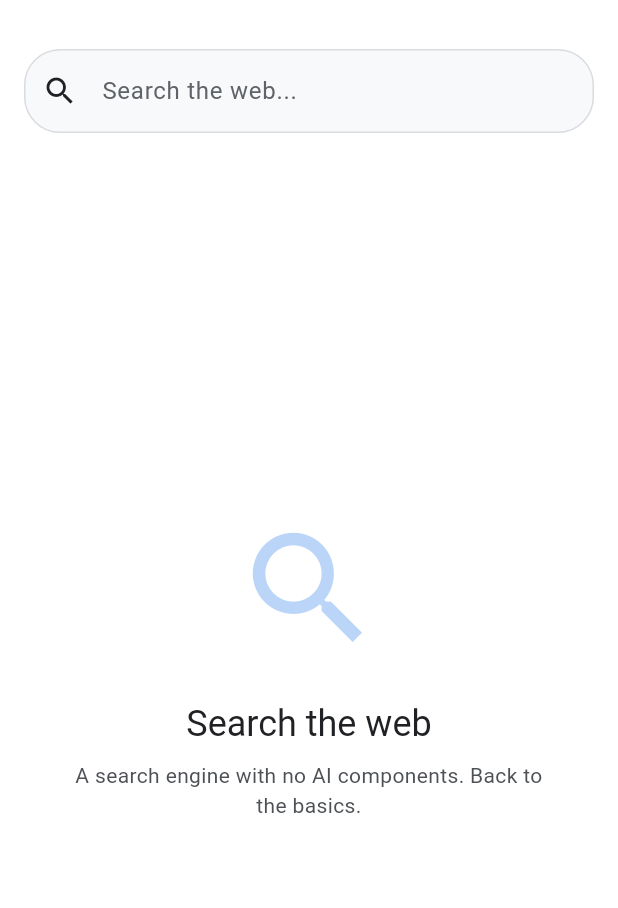
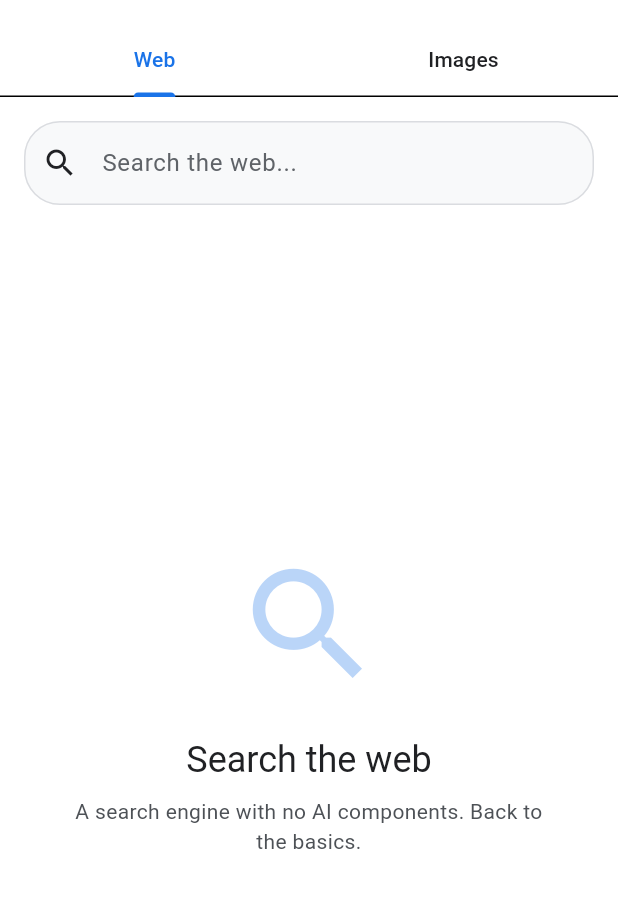
Before and after one commit to cmutnik/JustGoogle, a Flutter app: the screen it shows after launch, on a phone screen of 412 x 824 dp, the part 59-967 px from its top. Run offline on Flutter 3.47's test engine with Material 3 defaults, Android fonts, the phone set to English and light mode, and no system bars; our stand-ins replace dio, flutter_dotenv, flutter_spinkit.

Commit message:
image search functionality

```diff
--- /dev/null
+++ b/lib/core/constants/search_types.dart
@@ -0,0 +1,32 @@
+/// Types of search supported by Google Custom Search API
+enum SearchType {
+  /// Web search (default)
+  web,
+
+  /// Image search
+  image;
+
+  /// Get the API value for this search type
+  ///
+  /// Returns the value to be used in the Google Custom Search API's
+  /// searchType parameter. Web search returns empty string (no parameter needed),
+  /// while image search returns 'image'.
+  String get apiValue {
+    switch (this) {
+      case SearchType.web:
+        return ''; // No searchType parameter for web search
+      case SearchType.image:
+        return 'image';
+    }
+  }
+
+  /// Get a display name for this search type
+  String get displayName {
+    switch (this) {
+      case SearchType.web:
+        return 'Web';
+      case SearchType.image:
+        return 'Images';
+    }
+  }
+}
--- a/lib/data/datasources/remote/search_api_client.dart
+++ b/lib/data/datasources/remote/search_api_client.dart
@@ -2,6 +2,7 @@ import 'package:dio/dio.dart';
 import 'package:flutter/foundation.dart';
 import 'package:flutter_dotenv/flutter_dotenv.dart';
 import '../../../core/constants/api_constants.dart';
+import '../../../core/constants/search_types.dart';
 
 /// API client for Google Custom Search
 class SearchApiClient {
@@ -46,6 +47,7 @@ class SearchApiClient {
   /// - [query]: The search query string (required)
   /// - [startIndex]: The index of the first result to return (1-indexed, default: 1)
   /// - [num]: Number of results to return (1-10, default: 10)
+  /// - [searchType]: Type of search (web or image, default: web)
   /// - [dateRestrict]: Restricts results based on date (e.g., 'd1' for past day, 'w1' for past week)
   /// - [siteSearch]: Restricts results to URLs from a specific site
   /// - [fileType]: Restricts results to files of a specified type
@@ -60,6 +62,7 @@ class SearchApiClient {
     required String query,
     int startIndex = 1,
     int num = ApiConstants.defaultResultsPerPage,
+    SearchType searchType = SearchType.web,
     String? dateRestrict,
     String? siteSearch,
     String? fileType,
@@ -100,6 +103,11 @@ class SearchApiClient {
         'start': startIndex,
         'num': num,
       };
+
+      // Add searchType parameter if image search
+      if (searchType == SearchType.image) {
+        queryParameters['searchType'] = 'image';
+      }
 
       // Add optional parameters if provided
       if (dateRestrict != null && dateRestrict.isNotEmpty) {
--- a/lib/data/models/search_request.dart
+++ b/lib/data/models/search_request.dart
@@ -1,8 +1,11 @@
+import '../../core/constants/search_types.dart';
+
 /// Model for search request parameters
 class SearchRequest {
   final String query;
   final int startIndex;
   final int numResults;
+  final SearchType searchType;
   final String? dateRestrict;
   final String? siteSearch;
   final String? fileType;
@@ -15,6 +18,7 @@ class SearchRequest {
     required this.query,
     this.startIndex = 1,
     this.numResults = 10,
+    this.searchType = SearchType.web,
     this.dateRestrict,
     this.siteSearch,
     this.fileType,
@@ -29,6 +33,7 @@ class SearchRequest {
     String? query,
     int? startIndex,
     int? numResults,
+    SearchType? searchType,
     String? dateRestrict,
     String? siteSearch,
     String? fileType,
@@ -41,6 +46,7 @@ class SearchRequest {
       query: query ?? this.query,
       startIndex: startIndex ?? this.startIndex,
       numResults: numResults ?? this.numResults,
+      searchType: searchType ?? this.searchType,
       dateRestrict: dateRestrict ?? this.dateRestrict,
       siteSearch: siteSearch ?? this.siteSearch,
       fileType: fileType ?? this.fileType,
@@ -53,7 +59,7 @@ class SearchRequest {
 
   @override
   String toString() {
-    return 'SearchRequest(query: $query, startIndex: $startIndex, numResults: $numResults)';
+    return 'SearchRequest(query: $query, startIndex: $startIndex, numResults: $numResults, searchType: $searchType)';
   }
 
   @override
@@ -64,6 +70,7 @@ class SearchRequest {
         other.query == query &&
         other.startIndex == startIndex &&
         other.numResults == numResults &&
+        other.searchType == searchType &&
         other.dateRestrict == dateRestrict &&
         other.siteSearch == siteSearch &&
         other.fileType == fileType &&
@@ -79,6 +86,7 @@ class SearchRequest {
       query,
       startIndex,
       numResults,
+      searchType,
       dateRestrict,
       siteSearch,
       fileType,
--- a/lib/data/models/search_result.dart
+++ b/lib/data/models/search_result.dart
@@ -1,3 +1,5 @@
+import 'image_metadata.dart';
+
 /// Model for a single search result item
 class SearchResult {
   final String title;
@@ -6,6 +8,7 @@ class SearchResult {
   final String? displayLink;
   final String? formattedUrl;
   final Map<String, dynamic>? pagemap;
+  final ImageMetadata? image;
 
   const SearchResult({
     required this.title,
@@ -14,6 +17,7 @@ class SearchResult {
     this.displayLink,
     this.formattedUrl,
     this.pagemap,
+    this.image,
   });
 
   /// Create SearchResult from JSON
@@ -25,6 +29,9 @@ class SearchResult {
       displayLink: json['displayLink'] as String?,
       formattedUrl: json['formattedUrl'] as String?,
       pagemap: json['pagemap'] as Map<String, dynamic>?,
+      image: json['image'] != null
+          ? ImageMetadata.fromJson(json['image'] as Map<String, dynamic>)
+          : null,
     );
   }
 
@@ -37,8 +44,18 @@ class SearchResult {
       if (displayLink != null) 'displayLink': displayLink,
       if (formattedUrl != null) 'formattedUrl': formattedUrl,
       if (pagemap != null) 'pagemap': pagemap,
+      if (image != null) 'image': image!.toJson(),
     };
   }
+
+  /// Check if this is an image result
+  bool get isImageResult => image != null;
+
+  /// Get thumbnail URL for image results
+  String? get thumbnailUrl => image?.thumbnailLink;
+
+  /// Get image context URL (page containing the image)
+  String? get imageContextUrl => image?.contextLink;
 
   /// Get favicon URL from pagemap
   String? get faviconUrl {
@@ -79,7 +96,8 @@ class SearchResult {
         other.link == link &&
         other.snippet == snippet &&
         other.displayLink == displayLink &&
-        other.formattedUrl == formattedUrl;
+        other.formattedUrl == formattedUrl &&
+        other.image == image;
   }
 
   @override
@@ -90,6 +108,7 @@ class SearchResult {
       snippet,
       displayLink,
       formattedUrl,
+      image,
     );
   }
 }
--- a/lib/data/repositories/search_repository_impl.dart
+++ b/lib/data/repositories/search_repository_impl.dart
@@ -20,6 +20,7 @@ class SearchRepositoryImpl implements SearchRepository {
         query: request.query,
         startIndex: request.startIndex,
         num: request.numResults,
+        searchType: request.searchType,
         dateRestrict: request.dateRestrict,
         siteSearch: request.siteSearch,
         fileType: request.fileType,
@@ -112,6 +113,11 @@ class SearchRepositoryImpl implements SearchRepository {
       domain: result.domain,
       displayUrl: result.formattedUrl ?? result.displayLink,
       faviconUrl: result.faviconUrl,
+      thumbnailUrl: result.image?.thumbnailLink,
+      imageContextUrl: result.image?.contextLink,
+      imageWidth: result.image?.width,
+      imageHeight: result.image?.height,
+      isImageResult: result.isImageResult,
     );
   }
 }
--- a/lib/domain/entities/search_item.dart
+++ b/lib/domain/entities/search_item.dart
@@ -9,6 +9,11 @@ class SearchItem {
   final String domain;
   final String? displayUrl;
   final String? faviconUrl;
+  final String? thumbnailUrl;
+  final String? imageContextUrl;
+  final int? imageWidth;
+  final int? imageHeight;
+  final bool isImageResult;
 
   const SearchItem({
     required this.title,
@@ -17,6 +22,11 @@ class SearchItem {
     required this.domain,
     this.displayUrl,
     this.faviconUrl,
+    this.thumbnailUrl,
+    this.imageContextUrl,
+    this.imageWidth,
+    this.imageHeight,
+    this.isImageResult = false,
   });
 
   /// Create a copy with updated fields
@@ -27,6 +37,11 @@ class SearchItem {
     String? domain,
     String? displayUrl,
     String? faviconUrl,
+    String? thumbnailUrl,
+    String? imageContextUrl,
+    int? imageWidth,
+    int? imageHeight,
+    bool? isImageResult,
   }) {
     return SearchItem(
       title: title ?? this.title,
@@ -35,6 +50,11 @@ class SearchItem {
       domain: domain ?? this.domain,
       displayUrl: displayUrl ?? this.displayUrl,
       faviconUrl: faviconUrl ?? this.faviconUrl,
+      thumbnailUrl: thumbnailUrl ?? this.thumbnailUrl,
+      imageContextUrl: imageContextUrl ?? this.imageContextUrl,
+      imageWidth: imageWidth ?? this.imageWidth,
+      imageHeight: imageHeight ?? this.imageHeight,
+      isImageResult: isImageResult ?? this.isImageResult,
     );
   }
 
@@ -53,7 +73,12 @@ class SearchItem {
         other.snippet == snippet &&
         other.domain == domain &&
         other.displayUrl == displayUrl &&
-        other.faviconUrl == faviconUrl;
+        other.faviconUrl == faviconUrl &&
+        other.thumbnailUrl == thumbnailUrl &&
+        other.imageContextUrl == imageContextUrl &&
+        other.imageWidth == imageWidth &&
+        other.imageHeight == imageHeight &&
+        other.isImageResult == isImageResult;
   }
 
   @override
@@ -65,6 +90,11 @@ class SearchItem {
       domain,
       displayUrl,
       faviconUrl,
+      thumbnailUrl,
+      imageContextUrl,
+      imageWidth,
+      imageHeight,
+      isImageResult,
     );
   }
 }
--- a/lib/presentation/screens/home/home_screen.dart
+++ b/lib/presentation/screens/home/home_screen.dart
@@ -1,11 +1,12 @@
 import 'package:flutter/material.dart';
 import 'package:provider/provider.dart';
 import '../../../core/constants/app_constants.dart';
+import '../../../core/constants/search_types.dart';
 import '../../providers/search_provider.dart';
 import '../../widgets/common/loading_indicator.dart';
 import '../../widgets/common/error_widget.dart';
 import 'widgets/search_bar_widget.dart';
-import 'widgets/search_results_list.dart';
+import 'widgets/search_results_display.dart';
 
 /// Main home screen with search functionality
 class HomeScreen extends StatelessWidget {
@@ -13,9 +14,21 @@ class HomeScreen extends StatelessWidget {
 
   @override
   Widget build(BuildContext context) {
-    return Scaffold(
+    return DefaultTabController(
+      length: 2,
+      child: Scaffold(
         appBar: AppBar(
           title: const Text(AppConstants.appName),
+          bottom: TabBar(
+            onTap: (index) {
+              final searchType = index == 0 ? SearchType.web : SearchType.image;
+              context.read<SearchProvider>().switchSearchType(searchType);
+            },
+            tabs: const [
+              Tab(text: 'Web'),
+              Tab(text: 'Images'),
+            ],
+          ),
         ),
         body: Column(
           children: [
@@ -32,13 +45,14 @@ class HomeScreen extends StatelessWidget {
             ),
           ],
         ),
+      ),
     );
   }
 
   Widget _buildContent(BuildContext context, SearchProvider provider) {
     switch (provider.state) {
       case SearchState.initial:
-        return _buildInitialState(context);
+        return _buildInitialState(context, provider);
 
       case SearchState.loading:
         // Show loading only if no results yet (first load)
@@ -46,10 +60,10 @@ class HomeScreen extends StatelessWidget {
           return const LoadingIndicator(message: 'Searching...');
         }
         // Otherwise show results with loading indicator at bottom
-        return const SearchResultsList();
+        return const SearchResultsDisplay();
 
       case SearchState.success:
-        return const SearchResultsList();
+        return const SearchResultsDisplay();
 
       case SearchState.empty:
         return EmptySearchResults(
@@ -65,19 +79,28 @@ class HomeScreen extends StatelessWidget {
     }
   }
 
-  Widget _buildInitialState(BuildContext context) {
+  Widget _buildInitialState(BuildContext context, SearchProvider provider) {
+    // Update icon and text based on current search type
+    final icon = provider.searchType == SearchType.web
+        ? Icons.search
+        : Icons.image_search;
+
+    final text = provider.searchType == SearchType.web
+        ? 'Search the web'
+        : 'Search for images';
+
     return Center(
       child: Column(
         mainAxisAlignment: MainAxisAlignment.center,
         children: [
           Icon(
-            Icons.search,
+            icon,
             size: 100,
             color: Theme.of(context).colorScheme.primary.withValues(alpha: 0.3),
           ),
           const SizedBox(height: 24),
           Text(
-            'Search the web',
+            text,
             style: Theme.of(context).textTheme.headlineSmall,
           ),
           const SizedBox(height: 8),
```
Also changed, not shown: lib/data/models/image_metadata.dart (added, +115 -0 lines), lib/presentation/providers/search_provider.dart (+24 -1 lines), lib/presentation/screens/home/widgets/image_result_card.dart (added, +99 -0 lines), lib/presentation/screens/home/widgets/image_results_grid.dart (added, +123 -0 lines), lib/presentation/screens/home/widgets/search_results_display.dart (added, +27 -0 lines). Lines whose indentation alone changed are shown as unchanged.
